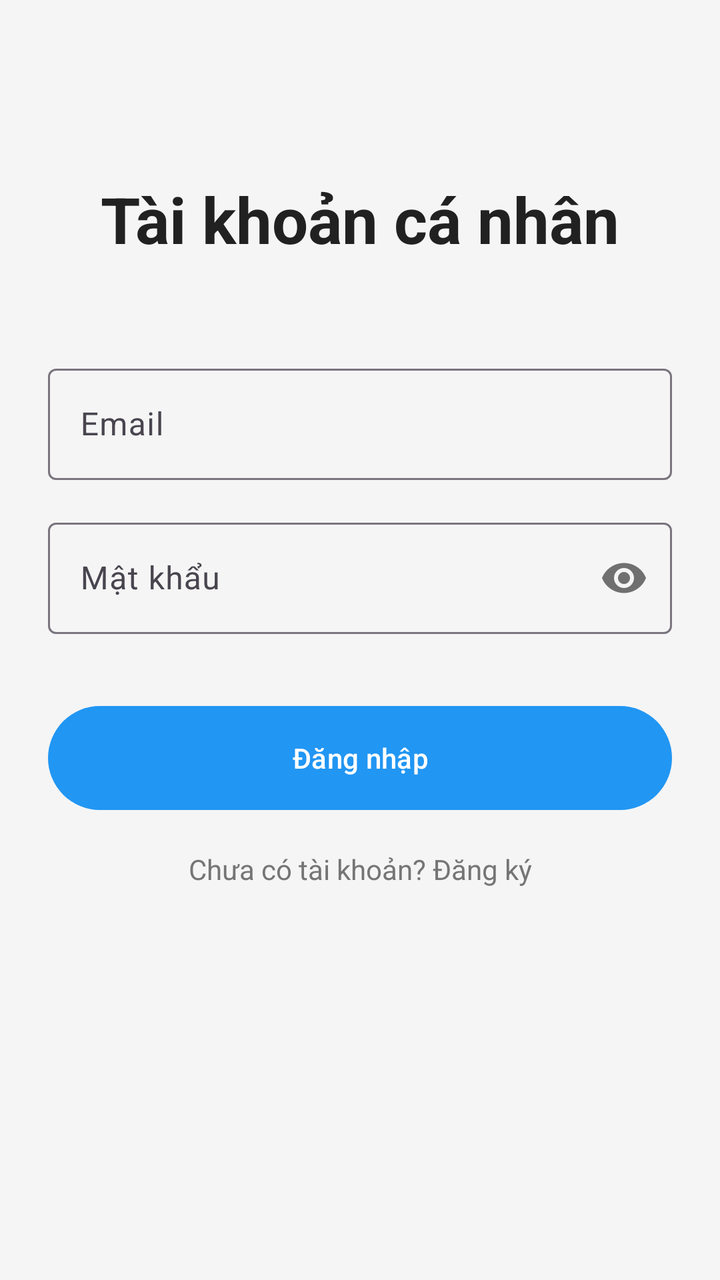
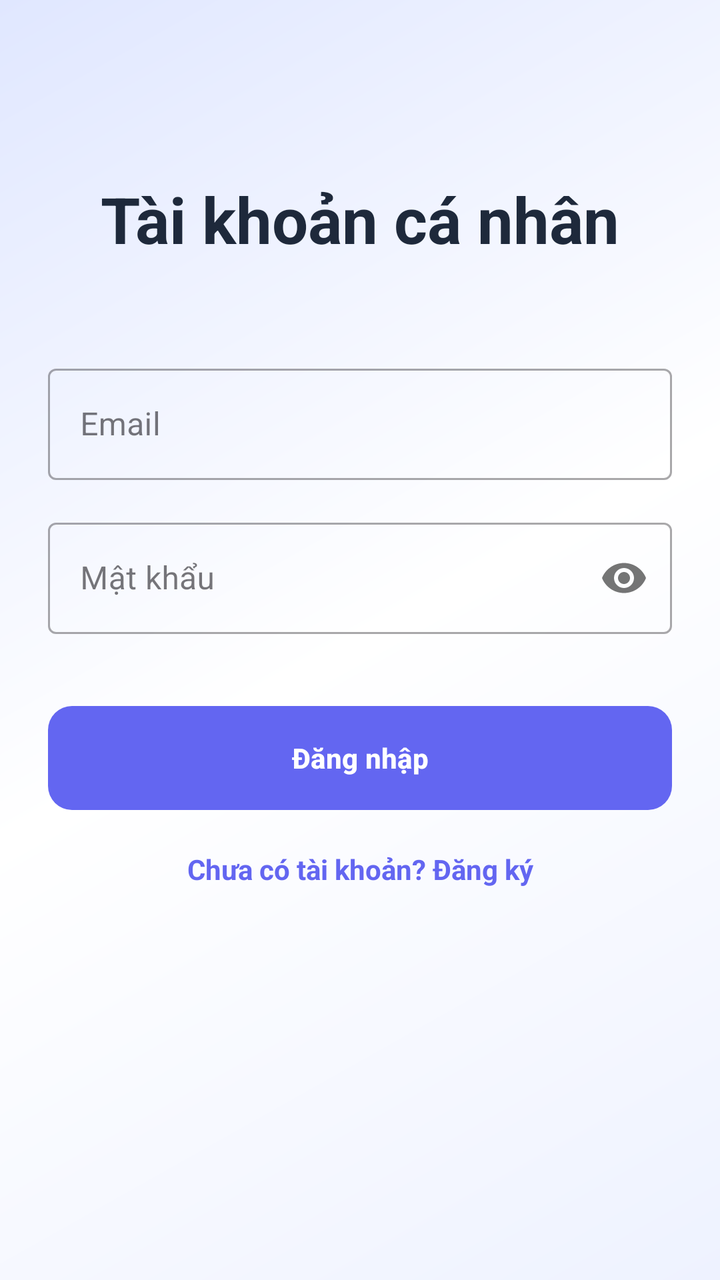

The first picture is an Android layout as it rendered before a commit; the second is the same layout after the commit. The layout source and the unified diff follow.
<!-- AndroidManifest.xml: application theme Theme.Personalfinancemanager -->
<!-- res/layout/activity_login.xml -->
<?xml version="1.0" encoding="utf-8"?>
<androidx.constraintlayout.widget.ConstraintLayout xmlns:android="http://schemas.android.com/apk/res/android"
    xmlns:app="http://schemas.android.com/apk/res-auto"
    android:layout_width="match_parent"
    android:layout_height="match_parent"
    android:padding="24dp"
    android:background="@color/backgroundColor">

    <TextView
        android:id="@+id/tvTitle"
        android:layout_width="wrap_content"
        android:layout_height="wrap_content"
        android:text="Tài khoản cá nhân"
        android:textSize="32sp"
        android:textStyle="bold"
        android:textColor="@color/textColorPrimary"
        app:layout_constraintTop_toTopOf="parent"
        app:layout_constraintStart_toStartOf="parent"
        app:layout_constraintEnd_toEndOf="parent"
        android:layout_marginTop="64dp" />

    <com.google.android.material.textfield.TextInputLayout
        android:id="@+id/tilEmail"
        android:layout_width="match_parent"
        android:layout_height="wrap_content"
        android:hint="@string/email"
        app:layout_constraintTop_toBottomOf="@id/tvTitle"
        android:layout_marginTop="48dp">

        <com.google.android.material.textfield.TextInputEditText
            android:id="@+id/etEmail"
            android:layout_width="match_parent"
            android:layout_height="wrap_content"
            android:inputType="textEmailAddress"
            android:textColor="@color/textColorPrimary" />
    </com.google.android.material.textfield.TextInputLayout>

    <com.google.android.material.textfield.TextInputLayout
        android:id="@+id/tilPassword"
        android:layout_width="match_parent"
        android:layout_height="wrap_content"
        android:hint="@string/password"
        app:passwordToggleEnabled="true"
        app:layout_constraintTop_toBottomOf="@id/tilEmail"
        android:layout_marginTop="16dp">

        <com.google.android.material.textfield.TextInputEditText
            android:id="@+id/etPassword"
            android:layout_width="match_parent"
            android:layout_height="wrap_content"
            android:inputType="textPassword"
            android:textColor="@color/textColorPrimary" />
    </com.google.android.material.textfield.TextInputLayout>

    <Button
        android:id="@+id/btnLogin"
        android:layout_width="match_parent"
        android:layout_height="60dp"
        android:text="@string/login"
        app:layout_constraintTop_toBottomOf="@id/tilPassword"
        android:layout_marginTop="32dp" />

    <TextView
        android:id="@+id/tvGoToRegister"
        android:layout_width="wrap_content"
        android:layout_height="wrap_content"
        android:text="@string/dont_have_account"
        android:textColor="@color/textColorSecondary"
        app:layout_constraintTop_toBottomOf="@id/btnLogin"
        app:layout_constraintStart_toStartOf="parent"
        app:layout_constraintEnd_toEndOf="parent"
        android:layout_marginTop="16dp" />

    <ProgressBar
        android:id="@+id/progressBar"
        android:layout_width="wrap_content"
        android:layout_height="wrap_content"
        android:visibility="gone"
        app:layout_constraintTop_toTopOf="parent"
        app:layout_constraintBottom_toBottomOf="parent"
        app:layout_constraintStart_toStartOf="parent"
        app:layout_constraintEnd_toEndOf="parent" />

</androidx.constraintlayout.widget.ConstraintLayout>
<!-- resources referenced by this layout -->
<resources>
  <color name="backgroundColor">#F5F5F5</color>
  <color name="textColorPrimary">#212121</color>
  <color name="textColorSecondary">#757575</color>
  <string name="dont_have_account">Chưa có tài khoản? Đăng ký</string>
  <string name="email">Email</string>
  <string name="login">Đăng nhập</string>
  <string name="password">Mật khẩu</string>
  <style name="Theme.Personalfinancemanager" parent="Base.Theme.Personalfinancemanager" />
  <style name="Base.Theme.Personalfinancemanager" parent="Theme.Material3.DayNight.NoActionBar">
          
          <item name="colorPrimary">@color/primary</item>
          <item name="colorPrimaryDark">@color/primary_dark</item>
          <item name="colorAccent">@color/accent</item>
  
          <item name="android:windowBackground">@color/backgroundColor</item>
          <item name="android:textColorPrimary">@color/textColorPrimary</item>
          <item name="android:textColorSecondary">@color/textColorSecondary</item>
      </style>
  <color name="primary">#2196F3</color>
  <color name="primary_dark">#1976D2</color>
  <color name="accent">#03DAC5</color>
</resources>

<!-- the commit's change to res/layout/activity_login.xml (unified diff, before → after) -->
@@ -4,7 +4,7 @@
     android:layout_width="match_parent"
     android:layout_height="match_parent"
     android:padding="24dp"
-    android:background="@color/backgroundColor">
+    android:background="@drawable/bg_app_main">
 
     <TextView
         android:id="@+id/tvTitle"
@@ -24,6 +24,7 @@
         android:layout_width="match_parent"
         android:layout_height="wrap_content"
         android:hint="@string/email"
+        style="@style/Widget.MaterialComponents.TextInputLayout.OutlinedBox"
         app:layout_constraintTop_toBottomOf="@id/tvTitle"
         android:layout_marginTop="48dp">
 
@@ -40,6 +41,7 @@
         android:layout_width="match_parent"
         android:layout_height="wrap_content"
         android:hint="@string/password"
+        style="@style/Widget.MaterialComponents.TextInputLayout.OutlinedBox"
         app:passwordToggleEnabled="true"
         app:layout_constraintTop_toBottomOf="@id/tilEmail"
         android:layout_marginTop="16dp">
@@ -57,6 +59,8 @@
         android:layout_width="match_parent"
         android:layout_height="60dp"
         android:text="@string/login"
+        android:textStyle="bold"
+        app:cornerRadius="12dp"
         app:layout_constraintTop_toBottomOf="@id/tilPassword"
         android:layout_marginTop="32dp" />
 
@@ -65,7 +69,8 @@
         android:layout_width="wrap_content"
         android:layout_height="wrap_content"
         android:text="@string/dont_have_account"
-        android:textColor="@color/textColorSecondary"
+        android:textColor="@color/primary"
+        android:textStyle="bold"
         app:layout_constraintTop_toBottomOf="@id/btnLogin"
         app:layout_constraintStart_toStartOf="parent"
         app:layout_constraintEnd_toEndOf="parent"
<!-- resource entries referenced after the edit -->
@@ -1,8 +1,17 @@
 <!-- resources referenced by this layout -->
 <resources>
-  <color name="backgroundColor">#F5F5F5</color>
-  <color name="textColorPrimary">#212121</color>
-  <color name="textColorSecondary">#757575</color>
+  <color name="textColorPrimary">#1E293B</color>
+  <!-- drawable bg_app_main (drawable) -->
+  <?xml version="1.0" encoding="utf-8"?>
+  <shape xmlns:android="http://schemas.android.com/apk/res/android"
+      android:shape="rectangle">
+      <gradient
+          android:startColor="#EEF2FF"
+          android:centerColor="#FFFFFF"
+          android:endColor="#E0E7FF"
+          android:angle="135" />
+  </shape>
+  <color name="textColorSecondary">#64748B</color>
   <string name="dont_have_account">Chưa có tài khoản? Đăng ký</string>
   <string name="email">Email</string>
   <string name="login">Đăng nhập</string>
@@ -14,12 +23,14 @@
           <item name="colorPrimaryDark">@color/primary_dark</item>
           <item name="colorAccent">@color/accent</item>
   
-          <item name="android:windowBackground">@color/backgroundColor</item>
+          
+          <item name="android:windowBackground">@drawable/bg_app_main</item>
+  
           <item name="android:textColorPrimary">@color/textColorPrimary</item>
           <item name="android:textColorSecondary">@color/textColorSecondary</item>
       </style>
-  <color name="primary">#2196F3</color>
-  <color name="primary_dark">#1976D2</color>
-  <color name="accent">#03DAC5</color>
+  <color name="primary">#6366F1</color>
+  <color name="primary_dark">#4F46E5</color>
+  <color name="accent">#F43F5E</color>
 </resources>
 
